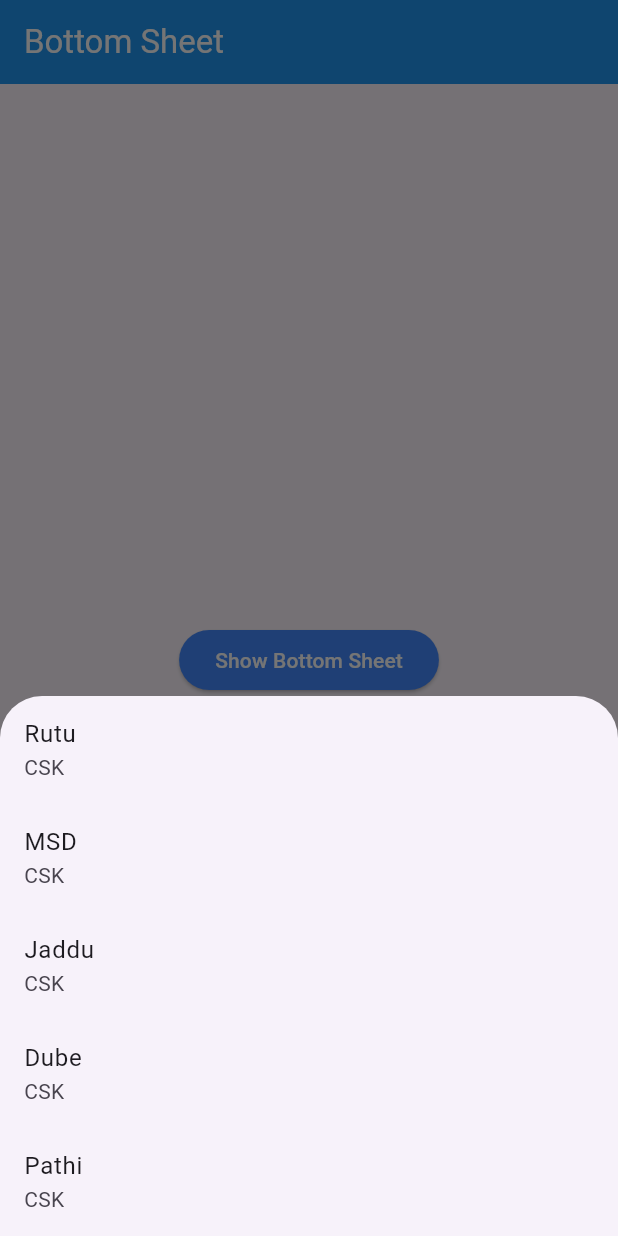
After one commit to Dhruv-M-Sathavara/Gorouter, a Flutter app: the screen it shows after launch, after a tap on "Show Bottom Sheet", on a phone screen of 412 x 824 dp. The commit adds this screen. Run offline on Flutter 3.47's test engine with Material 3 defaults, Android fonts, the phone set to English and light mode, and no system bars.

Commit message:
bottomsheet

```diff
--- a/learn/lib/Widgets/ListView_and_grideView.dart
+++ b/learn/lib/Widgets/ListView_and_grideView.dart
@@ -7,6 +7,8 @@ class Views extends StatelessWidget{
     'team' : ['CSK', 'MI','RCB','SRH','GT','RR']
   };
   List<String> fruits = ['Orange','Mango','Banana','Guvava','kk','ss'];
+
+  Views({super.key});
   @override
 
 
--- /dev/null
+++ b/learn/lib/Widgets/bottomSheet.dart
@@ -0,0 +1,50 @@
+import 'package:flutter/material.dart';
+
+class Bottomsheet extends StatelessWidget {
+  const Bottomsheet({super.key});
+
+  @override
+  Widget build(BuildContext context) {
+    return Scaffold(
+      appBar: AppBar(
+        title: Text('Bottom Sheet',style: TextStyle(
+          color: Colors.white,
+        ),),
+        backgroundColor: Colors.blue,
+      ),
+
+      body: Center(
+        child: ElevatedButton(style: ButtonStyle(backgroundColor: WidgetStateProperty.all(Colors.blueAccent)), onPressed: (){
+          showModalBottomSheet(isDismissible: false,
+            context: context, builder:(context){
+            return Column(mainAxisSize: MainAxisSize.min,
+              children: [
+              ListTile(
+                title: Text('Rutu'),
+                subtitle: Text('CSK'),
+              ),
+               ListTile(
+                title: Text('MSD'),
+                subtitle: Text('CSK'),
+              ),
+               ListTile(
+                title: Text('Jaddu'),
+                subtitle: Text('CSK'),
+              ),
+               ListTile(
+                title: Text('Dube'),
+                subtitle: Text('CSK'),
+              ),
+               ListTile(
+                title: Text('Pathi'),
+                subtitle: Text('CSK'),
+              ),
+
+            ],);
+          } );
+        }, child: Text('Show Bottom Sheet',style: TextStyle(color: Colors.white),)),
+      ),
+
+    );
+  }
+}
--- a/learn/lib/Widgets/dismissible.dart
+++ b/learn/lib/Widgets/dismissible.dart
@@ -1,6 +1,8 @@
 import 'package:flutter/material.dart';
 
 class Diss extends StatefulWidget {
+  const Diss({super.key});
+
   @override
   _DissmissibleWidgetState createState() => _DissmissibleWidgetState();
 }
--- a/learn/lib/Widgets/snackbar.dart
+++ b/learn/lib/Widgets/snackbar.dart
@@ -1,6 +1,8 @@
 import 'package:flutter/material.dart';
 
 class Snackbarlean extends StatelessWidget{
+  const Snackbarlean({super.key});
+
 
   @override
   Widget build(BuildContext context){
--- a/learn/lib/main.dart
+++ b/learn/lib/main.dart
@@ -1,12 +1,6 @@
 import 'package:flutter/material.dart';
-import 'package:learn/Widgets/ListView_and_grideView.dart';
-import 'package:learn/Widgets/button.dart';
-import 'package:learn/Widgets/container_sized.dart';
-import 'package:learn/Widgets/dismissible.dart';
-import 'package:learn/Widgets/drawer.dart';
-import 'package:learn/Widgets/image.dart';
-import 'package:learn/Widgets/rows_column.dart';
-import 'package:learn/Widgets/snackbar.dart';
+import 'package:learn/Widgets/alaert.dart';
+import 'package:learn/Widgets/bottomSheet.dart';
 
 
 void main()=>runApp(MyApp());
@@ -19,10 +13,10 @@ class MyApp extends StatelessWidget{
     return MaterialApp(
       debugShowCheckedModeBanner: false,
       theme: ThemeData(
-        brightness: Brightness.dark,
+        brightness: Brightness.light,
         primaryColor: Colors.deepPurple
       ),
-      home: ImageWidgets()
+      home: Bottomsheet()
     );
   }
 }
```
Also changed, not shown: learn/lib/Widgets/alaert.dart (added, +41 -0 lines).
